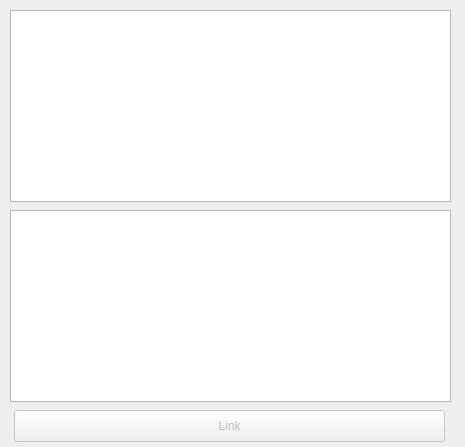
Qt form linkwindow.ui (sandraBender/VLN1-hopur2) before a commit.
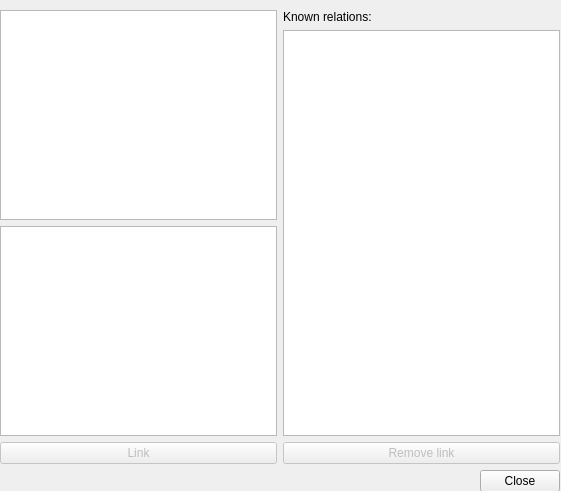
The same form after that commit.

Patch:
```diff
--- a/linkwindow.ui
+++ b/linkwindow.ui
@@ -6,48 +6,79 @@
    <rect>
     <x>0</x>
     <y>0</y>
-    <width>465</width>
-    <height>447</height>
+    <width>561</width>
+    <height>491</height>
    </rect>
   </property>
   <property name="windowTitle">
    <string>Scientists and Computers</string>
   </property>
-  <widget class="QListWidget" name="list_scientists">
+  <widget class="QWidget" name="">
    <property name="geometry">
     <rect>
-     <x>10</x>
+     <x>0</x>
      <y>10</y>
-     <width>441</width>
-     <height>192</height>
+     <width>560</width>
+     <height>482</height>
     </rect>
    </property>
-  </widget>
-  <widget class="QListWidget" name="list_computers">
-   <property name="geometry">
-    <rect>
-     <x>10</x>
-     <y>210</y>
-     <width>441</width>
-     <height>192</height>
-    </rect>
-   </property>
-  </widget>
-  <widget class="QPushButton" name="Button_link">
-   <property name="enabled">
-    <bool>false</bool>
-   </property>
-   <property name="geometry">
-    <rect>
-     <x>14</x>
-     <y>410</y>
-     <width>431</width>
-     <height>32</height>
-    </rect>
-   </property>
-   <property name="text">
-    <string>Link</string>
-   </property>
+   <layout class="QVBoxLayout" name="verticalLayout_3">
+    <item>
+     <layout class="QHBoxLayout" name="horizontalLayout">
+      <item>
+       <layout class="QVBoxLayout" name="verticalLayout">
+        <item>
+         <widget class="QListWidget" name="list_scientists"/>
+        </item>
+        <item>
+         <widget class="QListWidget" name="list_computers"/>
+        </item>
+        <item>
+         <widget class="QPushButton" name="Button_link">
+          <property name="enabled">
+           <bool>false</bool>
+          </property>
+          <property name="text">
+           <string>Link</string>
+          </property>
+         </widget>
+        </item>
+       </layout>
+      </item>
+      <item>
+       <layout class="QVBoxLayout" name="verticalLayout_2">
+        <item>
+         <widget class="QLabel" name="label_known_relations">
+          <property name="text">
+           <string>Known relations:</string>
+          </property>
+         </widget>
+        </item>
+        <item>
+         <widget class="QListWidget" name="list_known_relations"/>
+        </item>
+        <item>
+         <widget class="QPushButton" name="button_remove_link">
+          <property name="enabled">
+           <bool>false</bool>
+          </property>
+          <property name="text">
+           <string>Remove link</string>
+          </property>
+         </widget>
+        </item>
+       </layout>
+      </item>
+     </layout>
+    </item>
+    <item alignment="Qt::AlignRight">
+     <widget class="QPushButton" name="button_close">
+      <property name="text">
+       <string>Close</string>
+      </property>
+     </widget>
+    </item>
+   </layout>
   </widget>
  </widget>
  <resources/>
```
